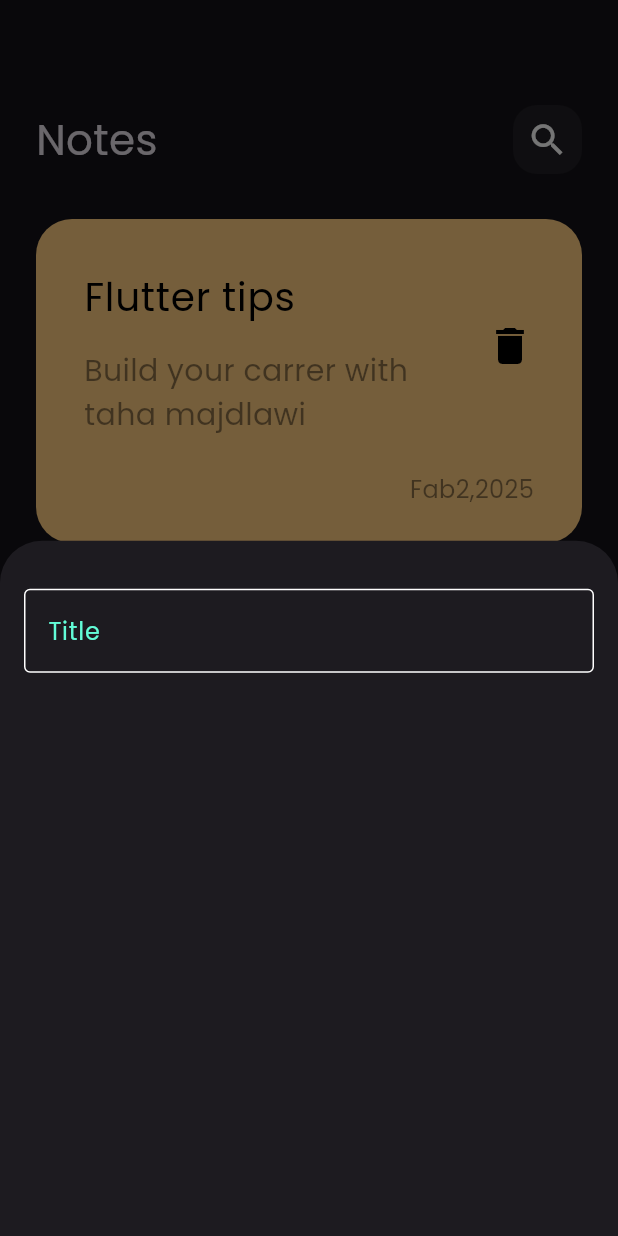
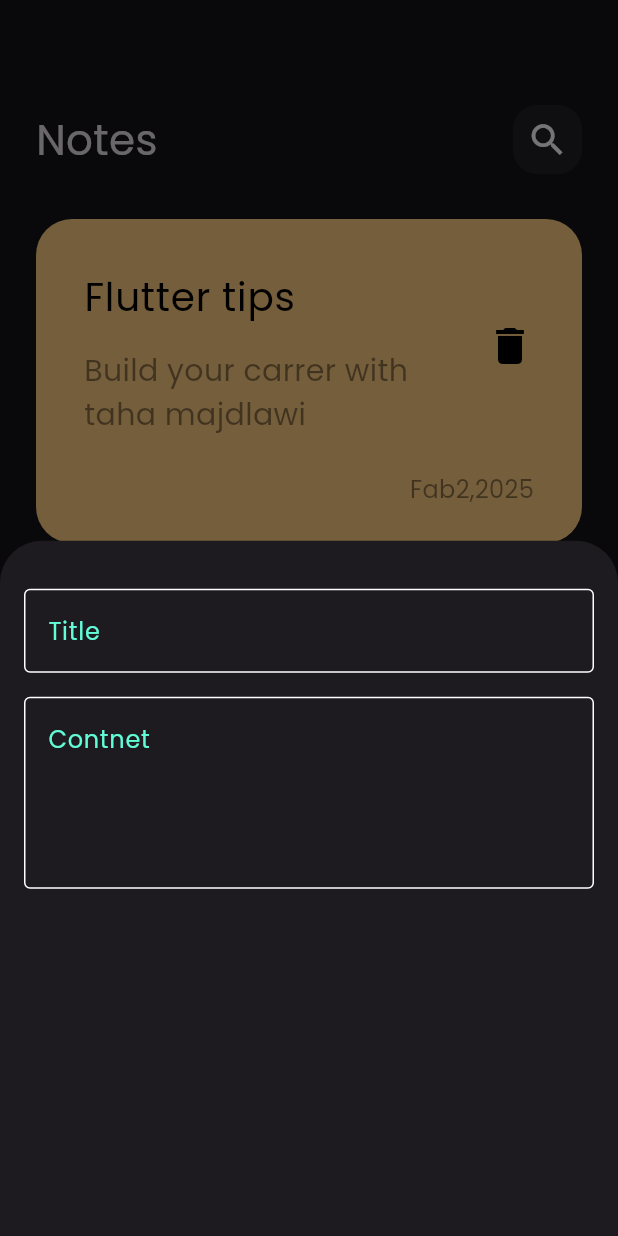
Before and after one commit to taha-majdlawi/note_app, a Flutter app: the screen it shows after launch, after a tap on the "add" icon, on a phone screen of 412 x 824 dp. Run offline on Flutter 3.47's test engine with Material 3 defaults, Android fonts, the phone set to English and light mode, and no system bars.

Commit message:
add feilds to bottom sheet

```diff
--- a/lib/widgets/add_note_bottom_sheet.dart
+++ b/lib/widgets/add_note_bottom_sheet.dart
@@ -13,7 +13,16 @@ class AddNoteBottomSheet extends StatelessWidget {
           SizedBox(
             height: 32,
           ),
-          CustomeTextfield(),
+          CustomeTextfield(
+            hintText: 'Title',
+          ),
+          SizedBox(
+            height: 16,
+          ),
+          CustomeTextfield(
+            hintText: 'Contnet',
+            maxLines: 4,
+          ),
         ],
       ),
     );
--- a/lib/widgets/custome_textfeild.dart
+++ b/lib/widgets/custome_textfeild.dart
@@ -2,15 +2,17 @@ import 'package:flutter/material.dart';
 import 'package:note_app/constents.dart';
 
 class CustomeTextfield extends StatelessWidget {
-  const CustomeTextfield({super.key});
-
+  const CustomeTextfield({super.key, required this.hintText,  this.maxLines=1});
+  final String hintText;
+  final int maxLines;
   @override
   Widget build(BuildContext context) {
     return TextField(
+      cursorColor: kPrimaryColor,
+      maxLines: maxLines,
+      decoration: InputDecoration(
+        hintText: hintText,
 
-      cursorColor: kPrimaryColor,
-      decoration: InputDecoration(
-        hintText: 'Title',
         hintStyle: TextStyle(
           color: kPrimaryColor,
         ),
@@ -21,6 +23,7 @@ class CustomeTextfield extends StatelessWidget {
           borderSide: BorderSide(color: kPrimaryColor),
         ),
         enabledBorder: OutlineInputBorder(
+
           borderSide: BorderSide(color: Colors.white),
         ),
       ),
```
